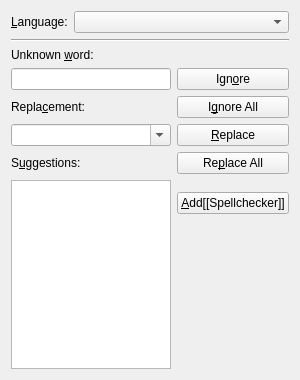
cburschka/lyx, file src/frontends/qt/ui/SpellcheckerUi.ui: the form before one commit.
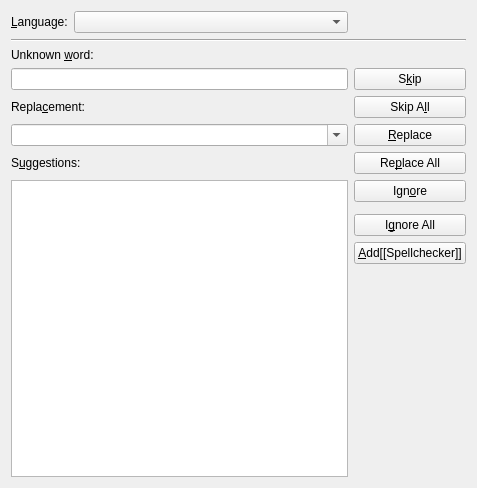
The form after the commit.

```diff
--- a/src/frontends/qt/ui/SpellcheckerUi.ui
+++ b/src/frontends/qt/ui/SpellcheckerUi.ui
@@ -6,8 +6,8 @@
    <rect>
     <x>0</x>
     <y>0</y>
-    <width>300</width>
-    <height>380</height>
+    <width>477</width>
+    <height>488</height>
    </rect>
   </property>
   <property name="minimumSize">
@@ -19,37 +19,8 @@
   <property name="windowTitle">
    <string>Spell Checker</string>
   </property>
-  <layout class="QGridLayout" name="gridLayout" columnstretch="1,0">
-   <item row="5" column="0">
-    <widget class="QComboBox" name="replaceCO">
-     <property name="focusPolicy">
-      <enum>Qt::StrongFocus</enum>
-     </property>
-     <property name="toolTip">
-      <string>Replace with selected word</string>
-     </property>
-     <property name="editable">
-      <bool>true</bool>
-     </property>
-     <property name="insertPolicy">
-      <enum>QComboBox::InsertAtTop</enum>
-     </property>
-     <property name="duplicatesEnabled">
-      <bool>false</bool>
-     </property>
-    </widget>
-   </item>
-   <item row="5" column="1">
-    <widget class="QPushButton" name="replacePB">
-     <property name="toolTip">
-      <string>Replace word with current choice</string>
-     </property>
-     <property name="text">
-      <string>&amp;Replace</string>
-     </property>
-    </widget>
-   </item>
-   <item row="0" column="0" colspan="2">
+  <layout class="QGridLayout" name="gridLayout">
+   <item row="0" column="0">
     <layout class="QHBoxLayout" name="horizontalLayout">
      <item>
       <widget class="QLabel" name="languageLA">
@@ -76,6 +47,13 @@
      </item>
     </layout>
    </item>
+   <item row="1" column="0" colspan="2">
+    <widget class="Line" name="line">
+     <property name="orientation">
+      <enum>Qt::Horizontal</enum>
+     </property>
+    </widget>
+   </item>
    <item row="2" column="0">
     <widget class="QLabel" name="TextLabel3">
      <property name="text">
@@ -93,6 +71,16 @@
      </property>
     </widget>
    </item>
+   <item row="3" column="1">
+    <widget class="QPushButton" name="skipPB">
+     <property name="toolTip">
+      <string>Skip this match and go to next misspelling</string>
+     </property>
+     <property name="text">
+      <string>S&amp;kip</string>
+     </property>
+    </widget>
+   </item>
    <item row="4" column="0">
     <widget class="QLabel" name="TextLabel1">
      <property name="text">
@@ -103,6 +91,35 @@
      </property>
     </widget>
    </item>
+   <item row="5" column="0">
+    <widget class="QComboBox" name="replaceCO">
+     <property name="focusPolicy">
+      <enum>Qt::StrongFocus</enum>
+     </property>
+     <property name="toolTip">
+      <string>Replace with selected word</string>
+     </property>
+     <property name="editable">
+      <bool>true</bool>
+     </property>
+     <property name="insertPolicy">
+      <enum>QComboBox::InsertAtTop</enum>
+     </property>
+     <property name="duplicatesEnabled">
+      <bool>false</bool>
+     </property>
+    </widget>
+   </item>
+   <item row="5" column="1">
+    <widget class="QPushButton" name="replacePB">
+     <property name="toolTip">
+      <string>Replace word with current choice</string>
+     </property>
+     <property name="text">
+      <string>&amp;Replace</string>
+     </property>
+    </widget>
+   </item>
    <item row="6" column="0">
     <widget class="QLabel" name="TextLabel2">
      <property name="sizePolicy">
@@ -129,17 +146,30 @@
      </property>
     </widget>
    </item>
-   <item row="1" column="0" colspan="2">
-    <widget class="Line" name="line">
-     <property name="orientation">
-      <enum>Qt::Horizontal</enum>
-     </property>
-    </widget>
-   </item>
-   <item row="7" column="0" rowspan="4">
+   <item row="7" column="0" rowspan="5">
     <widget class="QListWidget" name="suggestionsLW"/>
    </item>
+   <item row="7" column="1">
+    <widget class="QPushButton" name="ignorePB">
+     <property name="toolTip">
+      <string>Ignore this occurrence of the word permanently</string>
+     </property>
+     <property name="text">
+      <string>Ign&amp;ore</string>
+     </property>
+    </widget>
+   </item>
    <item row="9" column="1">
+    <widget class="QPushButton" name="ignoreAllPB">
+     <property name="toolTip">
+      <string>Ignore all occurrences of this word within this document. This is perdurant beyond the current session.</string>
+     </property>
+     <property name="text">
+      <string>I&amp;gnore All</string>
+     </property>
+    </widget>
+   </item>
+   <item row="10" column="1">
     <widget class="QPushButton" name="addPB">
      <property name="toolTip">
       <string>Add the word to your personal dictionary</string>
@@ -149,7 +179,7 @@
      </property>
     </widget>
    </item>
-   <item row="10" column="1">
+   <item row="11" column="1">
     <spacer>
      <property name="orientation">
       <enum>Qt::Vertical</enum>
@@ -165,23 +195,13 @@
      </property>
     </spacer>
    </item>
-   <item row="3" column="1">
-    <widget class="QPushButton" name="ignorePB">
-     <property name="toolTip">
-      <string>Ignore this word</string>
-     </property>
-     <property name="text">
-      <string>Ign&amp;ore</string>
-     </property>
-    </widget>
-   </item>
    <item row="4" column="1">
-    <widget class="QPushButton" name="ignoreAllPB">
+    <widget class="QPushButton" name="skipAllPB">
      <property name="toolTip">
       <string>Ignore this word throughout this session</string>
      </property>
      <property name="text">
-      <string>I&amp;gnore All</string>
+      <string>Skip A&amp;ll</string>
      </property>
     </widget>
    </item>
```
Left out of the diff: 4 changed lines with no effect on the pictures.
